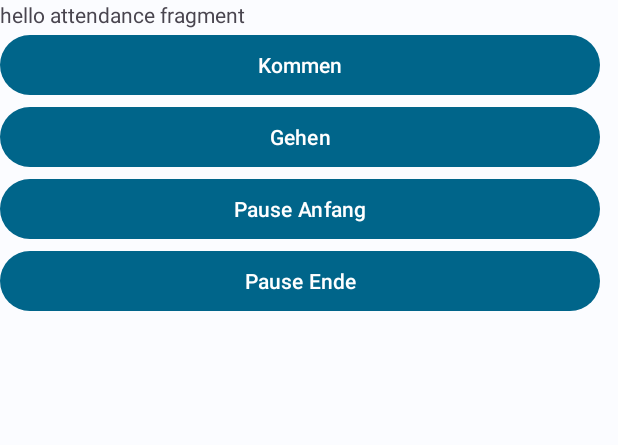
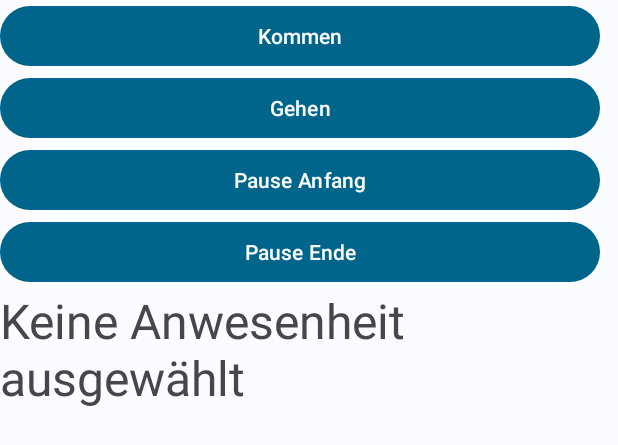
Before and after one commit to kadirid/TimoTerminal, an Android app: the layout fragment_attendance.xml on its own in the app's theme, with its tools: preview values and no code run, on a phone screen of 412 x 824 dp. Shown: the top 445 px of the screen. Run offline under Robolectric (Android 15) with nearby library versions, the phone set to English and light mode, and no system bars.

Commit message:
show which attendance type is curretly selected

```diff
--- a/app/src/main/java/com/timo/timoterminal/activities/MainActivity.kt
+++ b/app/src/main/java/com/timo/timoterminal/activities/MainActivity.kt
@@ -81,6 +81,10 @@ class MainActivity : AppCompatActivity() {
             val permission = mainActivityViewModel.permission("projekt.use")
             binding.navigationRail.menu.findItem(R.id.project).isVisible = permission == "true"
         }
+        mainActivityViewModel.viewModelScope.launch {
+            val permission = mainActivityViewModel.permission("kommengehen.use")
+            binding.navigationRail.menu.findItem(R.id.attendance).isVisible = permission == "true"
+        }
         binding.navigationRail.setOnItemSelectedListener {
 
             it.isChecked = false
--- a/app/src/main/res/layout/activity_login.xml
+++ b/app/src/main/res/layout/activity_login.xml
@@ -22,7 +22,8 @@
         android:layout_height="48dp"
         app:layout_constraintTop_toTopOf="parent"
         app:layout_constraintStart_toStartOf="parent"
-        tools:text="Has to be removed later to use as url for local test"/>
+        tools:text="Has to be removed later to use as url for local test"
+        android:hint="local Url"/>
 
     <com.google.android.material.textfield.TextInputLayout
         android:id="@+id/text_input_layout_login_company"
--- a/app/src/main/res/layout/activity_main.xml
+++ b/app/src/main/res/layout/activity_main.xml
@@ -57,7 +57,6 @@
 
     <androidx.fragment.app.FragmentContainerView
         android:id="@+id/fragment_container_view"
-        android:name="com.timo.timoterminal.fragmentViews.AttendanceFragment"
         android:layout_width="0dp"
         android:layout_height="match_parent"
         app:layout_constraintEnd_toEndOf="parent"
--- a/app/src/main/res/layout/fragment_attendance.xml
+++ b/app/src/main/res/layout/fragment_attendance.xml
@@ -7,10 +7,6 @@
     android:orientation="vertical">
 
     <!-- TODO: Update blank fragment layout -->
-    <TextView
-        android:layout_width="match_parent"
-        android:layout_height="wrap_content"
-        android:text="hello attendance fragment" />
 
     <Button
         android:id="@+id/button_test_kommen"
@@ -36,4 +32,11 @@
         android:layout_height="48dp"
         android:text="Pause Ende" />
 
+    <TextView
+        android:id="@+id/text_view_attendance_state"
+        android:layout_width="match_parent"
+        android:layout_height="wrap_content"
+        android:textSize="32sp"
+        android:text="Keine Anwesenheit ausgewählt"/>
+
 </LinearLayout>
```
Also changed, not shown: app/src/main/java/com/timo/timoterminal/fragmentViews/AttendanceFragment.kt (+13 -0 lines).
